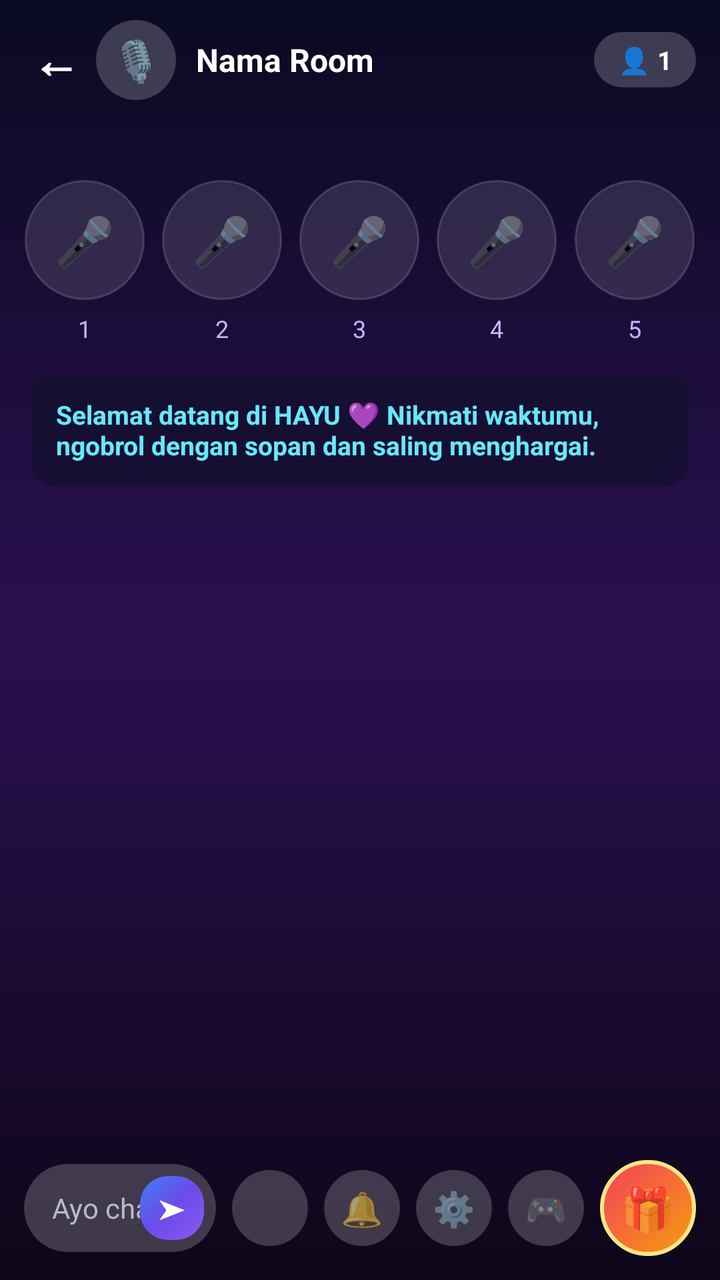
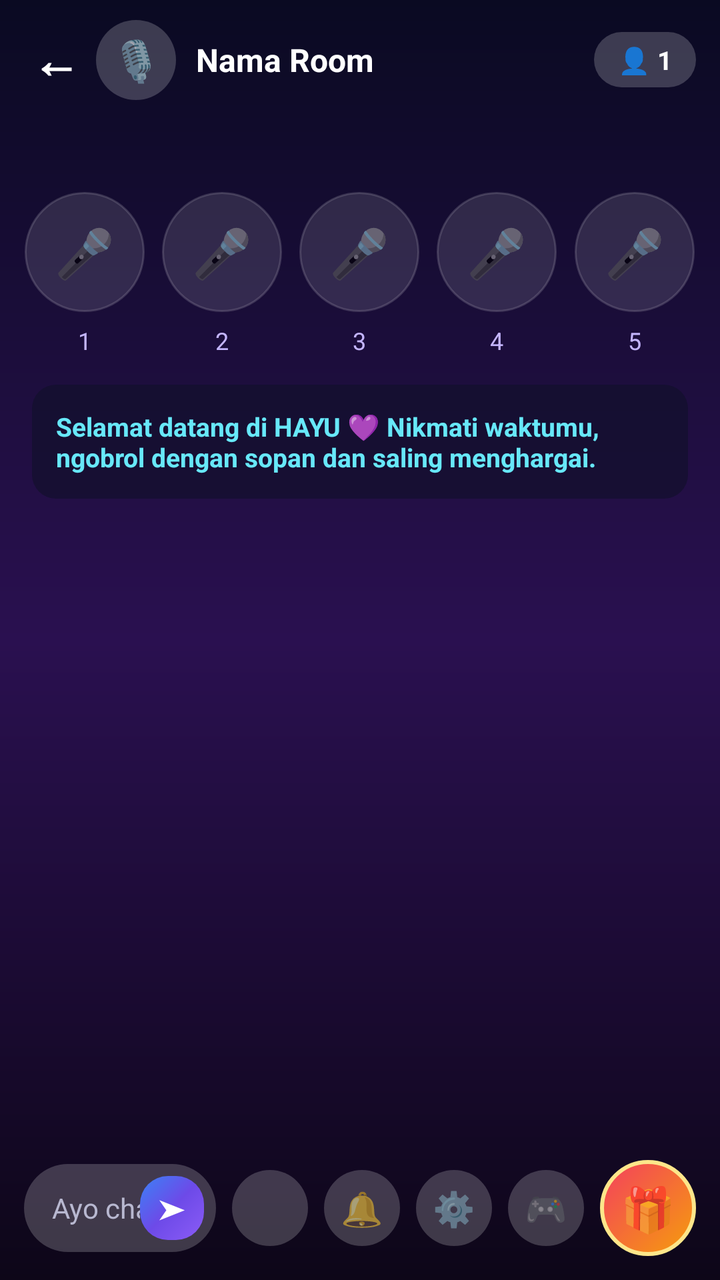

An Android layout rendered at two revisions. The XML below is the earlier revision; the diff shows what the commit changed to produce the second picture.
<!-- AndroidManifest.xml: application theme Theme.HAYU -->
<!-- res/layout/activity_room.xml -->
<?xml version="1.0" encoding="utf-8"?>
<LinearLayout xmlns:android="http://schemas.android.com/apk/res/android"
    android:layout_width="match_parent"
    android:layout_height="match_parent"
    android:background="@drawable/bg_room"
    android:orientation="vertical">

    
    <LinearLayout
        android:layout_width="match_parent"
        android:layout_height="wrap_content"
        android:gravity="center_vertical"
        android:orientation="horizontal"
        android:paddingStart="8dp"
        android:paddingEnd="12dp"
        android:paddingTop="10dp"
        android:paddingBottom="6dp">

        <TextView
            android:id="@+id/btn_back"
            android:layout_width="40dp" android:layout_height="40dp"
            android:background="?attr/selectableItemBackgroundBorderless"
            android:clickable="true" android:focusable="true"
            android:gravity="center" android:text="←"
            android:textColor="#FFFFFF" android:textSize="24sp" android:textStyle="bold" />

        <TextView
            android:layout_width="40dp" android:layout_height="40dp"
            android:background="@drawable/bg_circle_btn"
            android:gravity="center" android:text="🎙️" android:textSize="20sp" />

        <LinearLayout
            android:layout_width="0dp" android:layout_height="wrap_content"
            android:layout_marginStart="10dp" android:layout_weight="1"
            android:orientation="vertical">
            <TextView
                android:id="@+id/tv_room_name"
                android:layout_width="wrap_content" android:layout_height="wrap_content"
                android:ellipsize="end" android:maxLines="1" android:text="Nama Room"
                android:textColor="#FFFFFF" android:textSize="16sp" android:textStyle="bold" />
        </LinearLayout>

        <TextView
            android:id="@+id/tv_room_users"
            android:layout_width="wrap_content" android:layout_height="wrap_content"
            android:background="@drawable/bg_pill_input"
            android:paddingStart="12dp" android:paddingEnd="12dp"
            android:paddingTop="5dp" android:paddingBottom="5dp"
            android:text="👤 1" android:textColor="#FFFFFF" android:textSize="13sp" android:textStyle="bold" />
    </LinearLayout>

    
    <LinearLayout
        android:layout_width="match_parent" android:layout_height="wrap_content"
        android:orientation="horizontal"
        android:paddingStart="8dp" android:paddingEnd="8dp"
        android:paddingTop="34dp" android:paddingBottom="10dp">

        <LinearLayout android:layout_width="0dp" android:layout_height="wrap_content" android:layout_weight="1"
            android:gravity="center_horizontal" android:orientation="vertical">
            <LinearLayout
                android:id="@+id/mic_slot_1"
                android:layout_width="60dp" android:layout_height="60dp"
                android:alpha="0.6" android:background="@drawable/bg_seat_empty"
                android:clickable="true" android:focusable="true"
                android:gravity="center" android:orientation="vertical">
                <TextView android:layout_width="wrap_content" android:layout_height="wrap_content"
                    android:gravity="center" android:text="🎤" android:textColor="#FFFFFF" android:textSize="24sp" />
            </LinearLayout>
            <TextView android:layout_width="wrap_content" android:layout_height="wrap_content"
                android:layout_marginTop="6dp" android:text="1" android:textColor="#C4B5FD" android:textSize="12sp" />
        </LinearLayout>

        <LinearLayout android:layout_width="0dp" android:layout_height="wrap_content" android:layout_weight="1"
            android:gravity="center_horizontal" android:orientation="vertical">
            <LinearLayout
                android:id="@+id/mic_slot_2"
                android:layout_width="60dp" android:layout_height="60dp"
                android:alpha="0.6" android:background="@drawable/bg_seat_empty"
                android:clickable="true" android:focusable="true"
                android:gravity="center" android:orientation="vertical">
                <TextView android:layout_width="wrap_content" android:layout_height="wrap_content"
                    android:gravity="center" android:text="🎤" android:textColor="#FFFFFF" android:textSize="24sp" />
            </LinearLayout>
            <TextView android:layout_width="wrap_content" android:layout_height="wrap_content"
                android:layout_marginTop="6dp" android:text="2" android:textColor="#C4B5FD" android:textSize="12sp" />
        </LinearLayout>

        <LinearLayout android:layout_width="0dp" android:layout_height="wrap_content" android:layout_weight="1"
            android:gravity="center_horizontal" android:orientation="vertical">
            <LinearLayout
                android:id="@+id/mic_slot_3"
                android:layout_width="60dp" android:layout_height="60dp"
                android:alpha="0.6" android:background="@drawable/bg_seat_empty"
                android:clickable="true" android:focusable="true"
                android:gravity="center" android:orientation="vertical">
                <TextView android:layout_width="wrap_content" android:layout_height="wrap_content"
                    android:gravity="center" android:text="🎤" android:textColor="#FFFFFF" android:textSize="24sp" />
            </LinearLayout>
            <TextView android:layout_width="wrap_content" android:layout_height="wrap_content"
                android:layout_marginTop="6dp" android:text="3" android:textColor="#C4B5FD" android:textSize="12sp" />
        </LinearLayout>

        <LinearLayout android:layout_width="0dp" android:layout_height="wrap_content" android:layout_weight="1"
            android:gravity="center_horizontal" android:orientation="vertical">
            <LinearLayout
                android:id="@+id/mic_slot_4"
                android:layout_width="60dp" android:layout_height="60dp"
                android:alpha="0.6" android:background="@drawable/bg_seat_empty"
                android:clickable="true" android:focusable="true"
                android:gravity="center" android:orientation="vertical">
                <TextView android:layout_width="wrap_content" android:layout_height="wrap_content"
                    android:gravity="center" android:text="🎤" android:textColor="#FFFFFF" android:textSize="24sp" />
            </LinearLayout>
            <TextView android:layout_width="wrap_content" android:layout_height="wrap_content"
                android:layout_marginTop="6dp" android:text="4" android:textColor="#C4B5FD" android:textSize="12sp" />
        </LinearLayout>

        <LinearLayout android:layout_width="0dp" android:layout_height="wrap_content" android:layout_weight="1"
            android:gravity="center_horizontal" android:orientation="vertical">
            <LinearLayout
                android:id="@+id/mic_slot_5"
                android:layout_width="60dp" android:layout_height="60dp"
                android:alpha="0.6" android:background="@drawable/bg_seat_empty"
                android:clickable="true" android:focusable="true"
                android:gravity="center" android:orientation="vertical">
                <TextView android:layout_width="wrap_content" android:layout_height="wrap_content"
                    android:gravity="center" android:text="🎤" android:textColor="#FFFFFF" android:textSize="24sp" />
            </LinearLayout>
            <TextView android:layout_width="wrap_content" android:layout_height="wrap_content"
                android:layout_marginTop="6dp" android:text="5" android:textColor="#C4B5FD" android:textSize="12sp" />
        </LinearLayout>
    </LinearLayout>

    
    <TextView
        android:id="@+id/tv_room_welcome"
        android:layout_width="match_parent" android:layout_height="wrap_content"
        android:layout_marginStart="16dp" android:layout_marginEnd="16dp" android:layout_marginTop="4dp"
        android:background="@drawable/bg_chat_bubble"
        android:padding="12dp"
        android:text="Selamat datang di HAYU 💜 Nikmati waktumu, ngobrol dengan sopan dan saling menghargai."
        android:textColor="#67E8F9" android:textSize="13sp" android:textStyle="bold" />

    
    <androidx.recyclerview.widget.RecyclerView
        android:id="@+id/rv_messages"
        android:layout_width="match_parent" android:layout_height="0dp" android:layout_weight="1"
        android:clipToPadding="false" android:paddingTop="8dp" android:paddingBottom="8dp" />

    
    <LinearLayout
        android:id="@+id/bottom_bar"
        android:layout_width="match_parent" android:layout_height="wrap_content"
        android:gravity="center_vertical" android:orientation="horizontal"
        android:paddingStart="12dp" android:paddingEnd="12dp"
        android:paddingTop="8dp" android:paddingBottom="12dp">

        <LinearLayout
            android:id="@+id/bar_input"
            android:layout_width="0dp" android:layout_height="44dp" android:layout_weight="1"
            android:background="@drawable/bg_pill_input"
            android:gravity="center_vertical" android:orientation="horizontal"
            android:paddingStart="14dp" android:paddingEnd="6dp">
            <EditText
                android:id="@+id/et_message"
                android:layout_width="0dp" android:layout_height="match_parent" android:layout_weight="1"
                android:background="@android:color/transparent"
                android:hint="Ayo chat!" android:inputType="text" android:maxLength="200"
                android:textColor="#FFFFFF" android:textColorHint="#B8B8D0" android:textSize="14sp" />
            <TextView
                android:id="@+id/btn_send"
                android:layout_width="32dp" android:layout_height="32dp"
                android:background="@drawable/bg_button_primary"
                android:clickable="true" android:focusable="true"
                android:gravity="center" android:text="➤"
                android:textColor="#FFFFFF" android:textSize="14sp" />
        </LinearLayout>
        <Space android:id="@+id/sp_pill" android:layout_width="8dp" android:layout_height="1dp" />

        <TextView
            android:id="@+id/btn_chat_toggle"
            android:layout_width="38dp" android:layout_height="38dp"
            android:background="@drawable/bg_circle_btn" android:clickable="true" android:focusable="true"
            android:gravity="center" android:text="💬" android:textSize="17sp"
            android:visibility="gone" />
        <Space android:id="@+id/sp_chat" android:layout_width="8dp" android:layout_height="1dp" android:visibility="gone" />

        
        <TextView
            android:id="@+id/btn_volume"
            android:layout_width="38dp" android:layout_height="38dp"
            android:background="@drawable/bg_circle_btn" android:clickable="true" android:focusable="true"
            android:gravity="center" />
        <Space android:id="@+id/sp_volume" android:layout_width="8dp" android:layout_height="1dp" />

        
        <TextView
            android:id="@+id/btn_mic"
            android:layout_width="38dp" android:layout_height="38dp"
            android:background="@drawable/bg_circle_btn" android:clickable="true" android:focusable="true"
            android:gravity="center"
            android:visibility="gone" />
        <Space android:id="@+id/sp_mic" android:layout_width="8dp" android:layout_height="1dp" android:visibility="gone" />

        <TextView
            android:id="@+id/btn_emoji"
            android:layout_width="38dp" android:layout_height="38dp"
            android:background="@drawable/bg_circle_btn" android:clickable="true" android:focusable="true"
            android:gravity="center" android:text="😜" android:textSize="17sp"
            android:visibility="gone" />
        <Space android:id="@+id/sp_emoji" android:layout_width="8dp" android:layout_height="1dp" android:visibility="gone" />

        <TextView
            android:id="@+id/btn_notif"
            android:layout_width="38dp" android:layout_height="38dp"
            android:background="@drawable/bg_circle_btn" android:clickable="true" android:focusable="true"
            android:gravity="center" android:text="🔔" android:textSize="17sp" />
        <Space android:id="@+id/sp_notif" android:layout_width="8dp" android:layout_height="1dp" />

        <TextView
            android:id="@+id/btn_menu"
            android:layout_width="38dp" android:layout_height="38dp"
            android:background="@drawable/bg_circle_btn" android:clickable="true" android:focusable="true"
            android:gravity="center" android:text="⚙️" android:textSize="17sp" />
        <Space android:id="@+id/sp_menu" android:layout_width="8dp" android:layout_height="1dp" />

        <TextView
            android:id="@+id/btn_game"
            android:layout_width="38dp" android:layout_height="38dp"
            android:background="@drawable/bg_circle_btn" android:clickable="true" android:focusable="true"
            android:gravity="center" android:text="🎮" android:textSize="17sp" />
        <Space android:id="@+id/sp_game" android:layout_width="8dp" android:layout_height="1dp" />

        <TextView
            android:id="@+id/btn_gift"
            android:layout_width="48dp" android:layout_height="48dp"
            android:background="@drawable/bg_gift_btn" android:clickable="true" android:focusable="true"
            android:gravity="center" android:text="🎁" android:textSize="22sp" />
    </LinearLayout>
</LinearLayout>
<!-- resources referenced by this layout -->
<resources>
  <!-- drawable bg_button_primary (drawable) -->
  <?xml version="1.0" encoding="utf-8"?>
  <shape xmlns:android="http://schemas.android.com/apk/res/android"
      android:shape="rectangle">
      <gradient android:angle="135" android:startColor="#8B5CF6"
          android:centerColor="#6D4AE8" android:endColor="#3B82F6" />
      <corners android:radius="14dp" />
  </shape>
  <!-- drawable bg_chat_bubble (drawable) -->
  <?xml version="1.0" encoding="utf-8"?>
  <shape xmlns:android="http://schemas.android.com/apk/res/android" android:shape="rectangle">
      <solid android:color="#99101028" />
      <corners android:radius="12dp" />
  </shape>
  <!-- drawable bg_circle_btn (drawable) -->
  <?xml version="1.0" encoding="utf-8"?>
  <shape xmlns:android="http://schemas.android.com/apk/res/android" android:shape="oval">
      <solid android:color="#33FFFFFF" />
  </shape>
  <!-- drawable bg_gift_btn (drawable) -->
  <?xml version="1.0" encoding="utf-8"?>
  <shape xmlns:android="http://schemas.android.com/apk/res/android" android:shape="oval">
      <gradient android:angle="315" android:startColor="#F43F5E" android:endColor="#F59E0B" android:type="linear" />
      <stroke android:width="2dp" android:color="#FDE68A" />
  </shape>
  <!-- drawable bg_pill_input (drawable) -->
  <?xml version="1.0" encoding="utf-8"?>
  <shape xmlns:android="http://schemas.android.com/apk/res/android" android:shape="rectangle">
      <solid android:color="#33FFFFFF" />
      <corners android:radius="24dp" />
  </shape>
  <!-- drawable bg_room (drawable) -->
  <?xml version="1.0" encoding="utf-8"?>
  <shape xmlns:android="http://schemas.android.com/apk/res/android" android:shape="rectangle">
      <gradient android:angle="270" android:startColor="#0A0A22" android:centerColor="#2A1050" android:endColor="#0D0618" android:type="linear" />
  </shape>
  <!-- drawable bg_seat_empty (drawable) -->
  <?xml version="1.0" encoding="utf-8"?>
  <shape xmlns:android="http://schemas.android.com/apk/res/android" android:shape="oval">
      <solid android:color="#33FFFFFF" />
      <stroke android:width="1dp" android:color="#44FFFFFF" />
  </shape>
  <style name="Theme.HAYU" parent="Theme.MaterialComponents.DayNight.NoActionBar">
          <item name="colorPrimary">@color/hayu_purple</item>
          <item name="colorPrimaryVariant">@color/hayu_blue</item>
          <item name="colorOnPrimary">#FFFFFF</item>
          <item name="android:windowBackground">@color/hayu_dark</item>
          <item name="android:statusBarColor">@color/hayu_darker</item>
          <item name="android:navigationBarColor">@color/hayu_darker</item>
          <item name="android:windowLightStatusBar">false</item>
      </style>
  <color name="hayu_purple">#8B5CF6</color>
  <color name="hayu_blue">#3B82F6</color>
  <color name="hayu_dark">#080818</color>
  <color name="hayu_darker">#04040F</color>
</resources>

<!-- the commit's change to res/layout/activity_room.xml (unified diff, before → after) -->
@@ -54,7 +54,7 @@
         android:layout_width="match_parent" android:layout_height="wrap_content"
         android:orientation="horizontal"
         android:paddingStart="8dp" android:paddingEnd="8dp"
-        android:paddingTop="34dp" android:paddingBottom="10dp">
+        android:paddingTop="40dp" android:paddingBottom="10dp">
 
         <LinearLayout android:layout_width="0dp" android:layout_height="wrap_content" android:layout_weight="1"
             android:gravity="center_horizontal" android:orientation="vertical">
@@ -146,7 +146,7 @@
     <androidx.recyclerview.widget.RecyclerView
         android:id="@+id/rv_messages"
         android:layout_width="match_parent" android:layout_height="0dp" android:layout_weight="1"
-        android:clipToPadding="false" android:paddingTop="8dp" android:paddingBottom="8dp" />
+        android:clipToPadding="true" android:paddingTop="8dp" android:paddingBottom="8dp" />
 
     
     <LinearLayout
